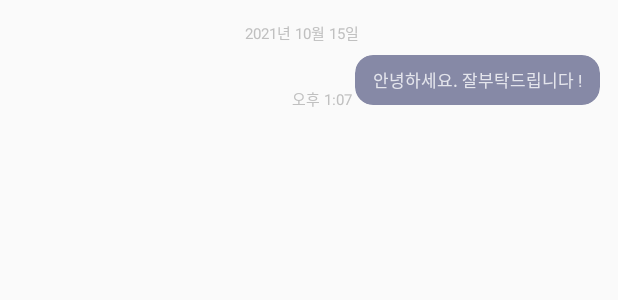
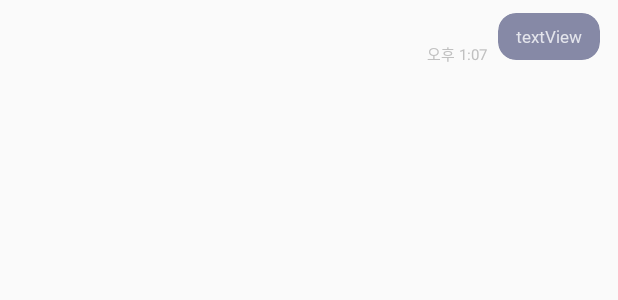
Before and after one commit to ARTRIUM/client, an Android app: the layout chat_me.xml on its own in the app's theme, with its tools: preview values and no code run, on a phone screen of 412 x 824 dp. Shown: the top 300 px of the screen. Run offline under Robolectric (Android 15) with nearby library versions, the phone set to English and light mode, and no system bars.

Commit message:
modify chatBox layout

```diff
--- a/app/src/main/java/com/example/everytranslation/adapter/ChatAdapter.kt
+++ b/app/src/main/java/com/example/everytranslation/adapter/ChatAdapter.kt
@@ -46,12 +46,13 @@ class ChatAdapter(val user : User) : RecyclerView.Adapter<RecyclerView.ViewHolde
     override fun onBindViewHolder(holder: RecyclerView.ViewHolder, position: Int) {
         if (holder is LeftViewHolder) {
             holder.binding.textGchatMessageOther.text = lst[position].content
-            holder.binding.textGchatTimestampOther.text = lst[position].writtenAt
+            holder.binding.textGchatTimestampOther.text = lst[position].writtenAt.substring(11)
+            holder.binding.textGchatUserOther.text = lst[position].writtenBy
 
         }
         else if (holder is RightViewHolder) {
             holder.binding.textGchatMessageMe.text = lst[position].content
-            holder.binding.textGchatTimestampMe.text = lst[position].writtenAt
+            holder.binding.textGchatTimestampMe.text = lst[position].writtenAt.substring(11)
         }
     }
 
--- /dev/null
+++ b/app/src/main/java/com/example/everytranslation/data/model/AddFriendSuccessDto.kt
@@ -0,0 +1,6 @@
+package com.example.everytranslation.data.model
+
+data class AddFriendSuccessDto (
+    val success : Boolean,
+    val friendName : String
+)
--- a/app/src/main/java/com/example/everytranslation/data/service/FriendApiService.kt
+++ b/app/src/main/java/com/example/everytranslation/data/service/FriendApiService.kt
@@ -2,6 +2,7 @@ package com.example.everytranslation.data.service
 
 import android.util.Log
 import com.example.everytranslation.data.model.AddFriendDTO
+import com.example.everytranslation.data.model.AddFriendSuccessDto
 import com.example.everytranslation.db.dto.Friend
 import com.example.everytranslation.data.service.util.rest.RestApiService
 import com.example.everytranslation.data.service.util.rest.RestApiServiceCallback
@@ -9,7 +10,7 @@ import java.util.function.Consumer
 
 class FriendApiService(private val restApiService: RestApiService) {
 
-    fun addFriend(email : AddFriendDTO, callback : Consumer<String>) {
+    fun addFriend(email : AddFriendDTO, callback : Consumer<AddFriendSuccessDto>) {
         Log.d("service 이메일", email.email)
         restApiService.addFriend(email).enqueue(RestApiServiceCallback(callback))
     }
--- a/app/src/main/java/com/example/everytranslation/data/service/UserApiService.kt
+++ b/app/src/main/java/com/example/everytranslation/data/service/UserApiService.kt
@@ -8,7 +8,7 @@ import java.util.function.Consumer
 class UserApiService(private val restApiService: RestApiService) {
 
     suspend fun requestVerifyCode(email : String) : ApiResult<String>{
-        return requestVerifyCode(email)
+        return restApiService.requestVerifyCode(email)
     }
 
     suspend fun requestVerify(verifyEmailDTO: VerifyEmailDTO) : ApiResult<String>{
--- a/app/src/main/java/com/example/everytranslation/data/service/util/rest/RestApiService.kt
+++ b/app/src/main/java/com/example/everytranslation/data/service/util/rest/RestApiService.kt
@@ -27,7 +27,7 @@ interface RestApiService {
 
     // Friend
     @GET("/friends") fun getFriends() : Call<List<Friend>>
-    @POST("/friend") fun addFriend(@Body email : AddFriendDTO) : Call<String>
+    @POST("/friend") fun addFriend(@Body email : AddFriendDTO) : Call<AddFriendSuccessDto>
 
     // Room
     @POST("/room/create") fun createRoom(@Body createRoomDTO: CreateRoomDTO) : Call<Long>
--- a/app/src/main/java/com/example/everytranslation/data/service/util/stomp/MyStompClient.kt
+++ b/app/src/main/java/com/example/everytranslation/data/service/util/stomp/MyStompClient.kt
@@ -45,7 +45,7 @@ class MyStompClient {
             .connectTimeout(TIME_OUT_SECONDS, TimeUnit.SECONDS)
             .build()
 
-        return StompClient(client, INTERVAL_MILLIS).apply { this@apply.url = LOCAL_URL + END_POINT }
+        return StompClient(client, INTERVAL_MILLIS).apply { this@apply.url = EC2_URL + END_POINT }
     }
 
     @SuppressLint("CheckResult")
--- a/app/src/main/java/com/example/everytranslation/db/AppDatabase.kt
+++ b/app/src/main/java/com/example/everytranslation/db/AppDatabase.kt
@@ -11,7 +11,7 @@ import com.example.everytranslation.db.dto.ChatRoom
 import com.example.everytranslation.db.dto.Message
 import com.example.everytranslation.db.dto.User
 
-@Database(entities = [ChatRoom::class, Message::class, User::class], version = 2, exportSchema = false)
+@Database(entities = [ChatRoom::class, Message::class, User::class], version = 3, exportSchema = false)
 abstract class AppDatabase : RoomDatabase() {
     abstract fun messageDao() : MessageDao
     abstract fun roomDao() : RoomDao
--- a/app/src/main/java/com/example/everytranslation/ui/chat/ChatActivity.kt
+++ b/app/src/main/java/com/example/everytranslation/ui/chat/ChatActivity.kt
@@ -7,6 +7,7 @@ import android.view.LayoutInflater
 import android.view.ViewGroup
 import android.widget.Button
 import android.widget.EditText
+import android.widget.TextView
 import androidx.databinding.DataBindingUtil
 import androidx.recyclerview.widget.LinearLayoutManager
 import androidx.recyclerview.widget.RecyclerView
@@ -52,6 +53,9 @@ class ChatActivity : AppCompatActivity() {
         val chatSend = findViewById<Button>(R.id.send)
         val backBtn = findViewById<Button>(R.id.back)
         val chatTextView = findViewById<EditText>(R.id.chat_text)
+        val chatName = findViewById<TextView>(R.id.chat_name)
+
+        chatName.text = room.roomName
 
         ChatActivityRecycleview.adapter=viewAdapter
         ChatActivityRecycleview.layoutManager=LinearLayoutManager(applicationContext)
--- a/app/src/main/res/layout/activity_chat.xml
+++ b/app/src/main/res/layout/activity_chat.xml
@@ -39,7 +39,7 @@
                     android:drawableLeft="@drawable/ic_back_purple" />
                 <TextView
                     android:id="@+id/chat_name"
-                    android:text="이도윤"
+                    android:text="사용자"
                     android:textSize="15dp"
                     android:layout_width="wrap_content"
                     android:layout_height="wrap_content"
--- a/app/src/main/res/layout/chat_me.xml
+++ b/app/src/main/res/layout/chat_me.xml
@@ -1,5 +1,5 @@
 <?xml version="1.0" encoding="utf-8"?>
-<layout
+<layout xmlns:tools="http://schemas.android.com/tools"
     xmlns:android="http://schemas.android.com/apk/res/android"
     xmlns:app="http://schemas.android.com/apk/res-auto">
 
@@ -10,24 +10,8 @@
     <androidx.constraintlayout.widget.ConstraintLayout
         android:layout_width="match_parent"
         android:layout_height="wrap_content"
+        android:paddingVertical="5dp"
         android:layout_marginEnd="10dp">
-
-        <TextView
-            android:id="@+id/text_gchat_date_me"
-            android:layout_width="wrap_content"
-            android:layout_height="wrap_content"
-            android:layout_marginTop="10dp"
-            android:layout_marginBottom="5dp"
-            android:paddingStart="8dp"
-            android:paddingTop="4dp"
-            android:paddingEnd="8dp"
-            android:paddingBottom="4dp"
-            android:text="2021년 10월 15일"
-            android:textSize="10sp"
-            android:textColor="#C0C0C0"
-            app:layout_constraintEnd_toEndOf="parent"
-            app:layout_constraintStart_toStartOf="parent"
-            app:layout_constraintTop_toTopOf="parent" />
 
         <androidx.cardview.widget.CardView
             android:id="@+id/card_gchat_message_me"
@@ -39,7 +23,7 @@
             app:cardPreventCornerOverlap="false"
             app:cardUseCompatPadding="true"
             app:layout_constraintEnd_toEndOf="parent"
-            app:layout_constraintTop_toBottomOf="@id/text_gchat_date_me">
+            tools:ignore="MissingConstraints">
 
             <LinearLayout
                 android:id="@+id/layout_gchat_container_me"
@@ -57,7 +41,7 @@
                     android:paddingTop="8dp"
                     android:paddingRight="12dp"
                     android:fontFamily="@font/wemakebold"
-                    android:text="안녕하세요. 잘부탁드립니다 !"
+                    android:text="textView"
                     android:textColor="@color/purple_light"
                     android:textSize="11sp" />
             </LinearLayout>
@@ -68,6 +52,7 @@
             android:id="@+id/text_gchat_timestamp_me"
             android:layout_width="wrap_content"
             android:layout_height="wrap_content"
+            android:layout_marginRight="5dp"
             android:text="오후 1:07"
             android:textColor="#C0C0C0"
             android:textSize="10sp"
```
Also changed, not shown: app/src/main/java/com/example/everytranslation/data/service/util/rest/RestApiServiceGenerator.kt (+5 -5 lines), app/src/main/java/com/example/everytranslation/ui/navigation/friend/AddFriendActivity.kt (+11 -11 lines), app/src/main/res/layout/chat_date.xml (added, +31 -0 lines), app/src/main/res/layout/chat_other.xml (+6 -5 lines).
